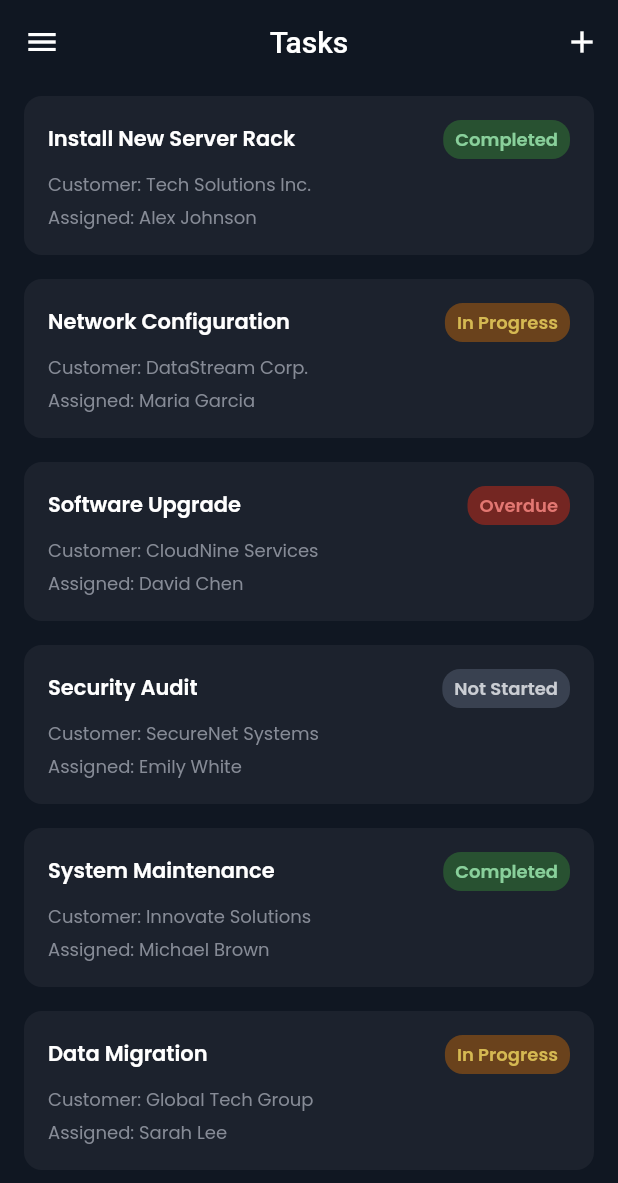
After one commit to htetwai18/sync_pro_project, a Flutter app: the TasksScreen screen opened directly, on a phone screen of 412 x 824 dp. The commit adds this screen. Shown: the top 1183 px of the screen. Run offline on Flutter 3.47's test engine with Material 3 defaults, Android fonts, the phone set to English and light mode, and no system bars; our stand-ins replace google_fonts, page_transition.

Commit message:
task list

```diff
--- a/lib/config/app_drawer.dart
+++ b/lib/config/app_drawer.dart
@@ -5,6 +5,7 @@ import 'package:sync_pro/config/extension.dart';
 import 'package:sync_pro/config/measurement.dart';
 import 'package:sync_pro/presentation/admin/screen/approval_queue_screen.dart';
 import 'package:sync_pro/presentation/admin/screen/reports_review_screen.dart';
+import 'package:sync_pro/presentation/admin/screen/tasks_screen.dart';
 
 class AppDrawer extends StatelessWidget {
   const AppDrawer({super.key});
@@ -38,6 +39,11 @@ class AppDrawer extends StatelessWidget {
                   .mediumBold(AppColor.white),
               onTap: () => _navigate(context, const ReportsReviewScreen()),
             ),
+            ListTile(
+              leading: const Icon(Icons.task_alt, color: AppColor.white),
+              title: const Text(AppString.tasks).mediumBold(AppColor.white),
+              onTap: () => _navigate(context, const TasksScreen()),
+            ),
           ],
         ),
       ),
--- a/lib/config/app_string.dart
+++ b/lib/config/app_string.dart
@@ -25,4 +25,12 @@ class AppString {
   static const String taskId = "Task ID";
   static const String engineer = "Engineer";
   static const String date = "Date";
+
+  // Tasks
+  static const String tasks = "Tasks";
+  static const String assigned = "Assigned";
+  static const String notStarted = "Not Started";
+  static const String inProgress = "In Progress";
+  static const String completed = "Completed";
+  static const String overdue = "Overdue";
 }
--- a/lib/config/enum.dart
+++ b/lib/config/enum.dart
@@ -52,7 +52,7 @@ Color getTaskStatusOuterColor(TaskStatus status) {
     case TaskStatus.inProgress:
       return AppColor.orangeStatusOuter;
     case TaskStatus.completed:
-      return AppColor.greyStatusOuter;
+      return AppColor.greenStatusOuter;
     case TaskStatus.overdue:
       return AppColor.redStatusOuter;
     default:
@@ -67,7 +67,7 @@ Color getTaskStatusInnerColor(TaskStatus status) {
     case TaskStatus.inProgress:
       return AppColor.orangeStatusInner;
     case TaskStatus.completed:
-      return AppColor.greyStatusInner;
+      return AppColor.greenStatusInner;
     case TaskStatus.overdue:
       return AppColor.redStatusInner;
     default:
--- a/lib/presentation/admin/display_models/report_item_display_model.dart
+++ b/lib/presentation/admin/display_models/report_item_display_model.dart
@@ -1,5 +1,3 @@
-import 'package:flutter/material.dart';
-
 class ReportItemDisplayModel {
   final String title;
   final String customer;
--- /dev/null
+++ b/lib/presentation/admin/display_models/task_item_display_model.dart
@@ -0,0 +1,54 @@
+import 'package:sync_pro/config/enum.dart';
+
+class TaskItemDisplayModel {
+  final String title;
+  final String customer;
+  final String assignedTo;
+  final TaskStatus status;
+
+  const TaskItemDisplayModel({
+    required this.title,
+    required this.customer,
+    required this.assignedTo,
+    required this.status,
+  });
+}
+
+const List<TaskItemDisplayModel> mockTasks = [
+  TaskItemDisplayModel(
+    title: 'Install New Server Rack',
+    customer: 'Tech Solutions Inc.',
+    assignedTo: 'Alex Johnson',
+    status: TaskStatus.completed,
+  ),
+  TaskItemDisplayModel(
+    title: 'Network Configuration',
+    customer: 'DataStream Corp.',
+    assignedTo: 'Maria Garcia',
+    status: TaskStatus.inProgress,
+  ),
+  TaskItemDisplayModel(
+    title: 'Software Upgrade',
+    customer: 'CloudNine Services',
+    assignedTo: 'David Chen',
+    status: TaskStatus.overdue,
+  ),
+  TaskItemDisplayModel(
+    title: 'Security Audit',
+    customer: 'SecureNet Systems',
+    assignedTo: 'Emily White',
+    status: TaskStatus.notStarted,
+  ),
+  TaskItemDisplayModel(
+    title: 'System Maintenance',
+    customer: 'Innovate Solutions',
+    assignedTo: 'Michael Brown',
+    status: TaskStatus.completed,
+  ),
+  TaskItemDisplayModel(
+    title: 'Data Migration',
+    customer: 'Global Tech Group',
+    assignedTo: 'Sarah Lee',
+    status: TaskStatus.inProgress,
+  ),
+];
--- /dev/null
+++ b/lib/presentation/admin/screen/tasks_screen.dart
@@ -0,0 +1,47 @@
+import 'package:flutter/material.dart';
+import 'package:sync_pro/config/app_color.dart';
+import 'package:sync_pro/config/app_string.dart';
+import 'package:sync_pro/config/measurement.dart';
+import 'package:sync_pro/config/extension.dart';
+import 'package:sync_pro/config/app_drawer.dart';
+import 'package:sync_pro/presentation/admin/display_models/task_item_display_model.dart';
+import 'package:sync_pro/presentation/admin/widgets/task_list_item.dart';
+
+class TasksScreen extends StatelessWidget {
+  const TasksScreen({super.key});
+
+  @override
+  Widget build(BuildContext context) {
+    return Scaffold(
+      backgroundColor: AppColor.background,
+      appBar: AppBar(
+        backgroundColor: AppColor.background,
+        elevation: Measurement.generalSize0,
+        leading: Builder(
+          builder: (ctx) => IconButton(
+            icon: const Icon(Icons.menu, color: AppColor.white),
+            onPressed: () => Scaffold.of(ctx).openDrawer(),
+          ),
+        ),
+        centerTitle: true,
+        title: const Text(AppString.tasks),
+        actions: [
+          IconButton(
+            onPressed: () {},
+            icon: const Icon(Icons.add, color: AppColor.white),
+          ),
+        ],
+      ),
+      drawer: const AppDrawer(),
+      body: ListView.separated(
+        padding: Measurement.generalSize16.horizontalIsToVertical,
+        itemCount: mockTasks.length,
+        separatorBuilder: (_, __) => Measurement.generalSize16.height,
+        itemBuilder: (context, index) {
+          final item = mockTasks[index];
+          return TaskListItem(item: item, onTap: () {});
+        },
+      ),
+    );
+  }
+}
--- /dev/null
+++ b/lib/presentation/admin/widgets/task_list_item.dart
@@ -0,0 +1,66 @@
+import 'package:flutter/material.dart';
+import 'package:sync_pro/config/app_color.dart';
+import 'package:sync_pro/config/app_string.dart';
+import 'package:sync_pro/config/enum.dart';
+import 'package:sync_pro/config/extension.dart';
+import 'package:sync_pro/config/measurement.dart';
+import 'package:sync_pro/presentation/admin/display_models/task_item_display_model.dart';
+
+class TaskListItem extends StatelessWidget {
+  final TaskItemDisplayModel item;
+  final VoidCallback? onTap;
+
+  const TaskListItem({super.key, required this.item, this.onTap});
+
+  String _statusLabel(TaskStatus status) {
+    switch (status) {
+      case TaskStatus.notStarted:
+        return AppString.notStarted;
+      case TaskStatus.inProgress:
+        return AppString.inProgress;
+      case TaskStatus.completed:
+        return AppString.completed;
+      case TaskStatus.overdue:
+        return AppString.overdue;
+    }
+  }
+
+  @override
+  Widget build(BuildContext context) {
+    return Container(
+      padding: const EdgeInsets.symmetric(
+        horizontal: Measurement.generalSize16,
+        vertical: Measurement.generalSize16,
+      ),
+      decoration: BoxDecoration(
+        color: AppColor.blueField,
+        borderRadius: Measurement.generalSize12.allRadius,
+      ),
+      child: Column(
+        crossAxisAlignment: CrossAxisAlignment.start,
+        children: [
+          Row(
+            children: [
+              Expanded(child: Text(item.title).mediumBold(AppColor.white)),
+              Container(
+                padding: Measurement.generalSize8.horizontalIsToVertical,
+                decoration: BoxDecoration(
+                  color: getTaskStatusOuterColor(item.status),
+                  borderRadius: Measurement.generalSize12.allRadius,
+                ),
+                child: Text(_statusLabel(item.status))
+                    .smallBold(getTaskStatusInnerColor(item.status)),
+              ),
+            ],
+          ),
+          Measurement.generalSize8.height,
+          Text('${AppString.customer}: ${item.customer}')
+              .smallNormal(AppColor.grey),
+          Measurement.generalSize4.height,
+          Text('${AppString.assigned}: ${item.assignedTo}')
+              .smallNormal(AppColor.grey),
+        ],
+      ),
+    );
+  }
+}
```
